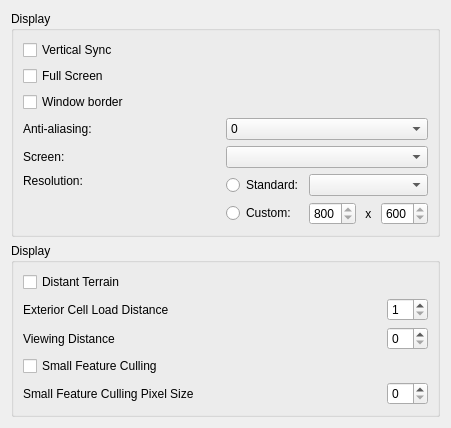
Before: the Qt Designer form files/ui/graphicspage.ui in OpenMW/openmw, drawn with Qt 5.
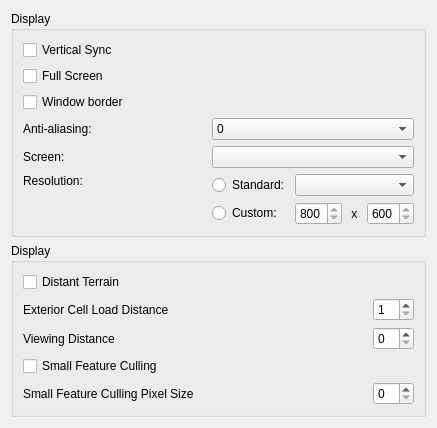
After: the same form once the commit is applied.

Commit message: remove excess

What changed in the file:
```diff
--- a/files/ui/graphicspage.ui
+++ b/files/ui/graphicspage.ui
@@ -33,12 +33,6 @@
       </item>
       <item row="2" column="0">
        <widget class="QCheckBox" name="windowBorderCheckBox">
-        <property name="minimumSize">
-         <size>
-          <width>197</width>
-          <height>0</height>
-         </size>
-        </property>
         <property name="text">
          <string>Window border</string>
         </property>
```
